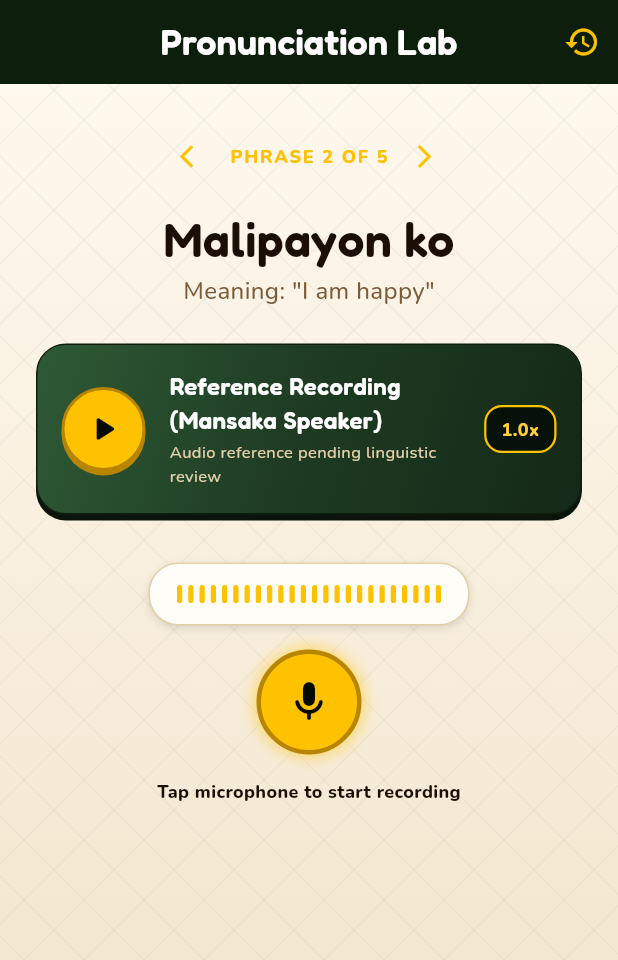
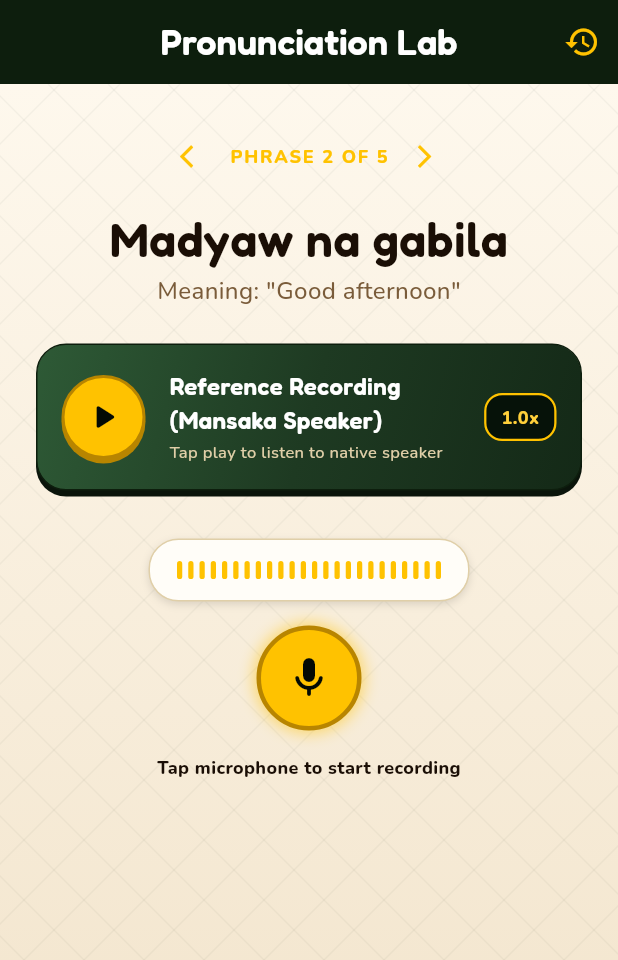
Before and after one commit to marvinkentumando/Lumad-Lingua, a Flutter app: the PronunciationScreen screen opened by its route, after a tap on the "arrow forward ios" icon, on a phone screen of 412 x 824 dp. Shown: the top 960 px of the screen. Run offline on Flutter 3.47's test engine with Material 3 defaults, Android fonts, the phone set to English and light mode, and no system bars; our stand-ins replace cloud_firestore, confetti, connectivity_plus, firebase_auth, firebase_core, flutter_animate and 10 more; missing offline and left inert: record; accounts and stored records are empty.

Commit message:
Fix game logic, enhance Duel Arena, and update learning and pronunciation modules
- Update user streak calculation logic and fix negative modulo handling in dictionary word-of-the-day index calculation.
- Implement match forfeit confirmation dialog with `PopScope` and answer feedback animations in Duel Arena.
- Add unit reward chest claim tracking to user inventory to prevent duplicate reward claims.
- Pass `lessonId` through lesson result data to enable direct navigation to specific lesson drills.
- Update pronunciation screen phrases with valid reference audio paths and connect them to reference audio players.
- Clamp lesson progress star ratings between 1 and 3 and add a confirmation parameter to daily notification reminder scheduling.
- Update Firestore security rules for lesson write restrictions and authenticated duel session deletions.

```diff
--- a/lib/providers/dictionary_provider.dart
+++ b/lib/providers/dictionary_provider.dart
@@ -45,6 +45,6 @@ final wordOfTheDayProvider = FutureProvider<VocabularyModel?>((ref) async {
 
   final now = DateTime.now();
   final dayOfYear = now.difference(DateTime(now.year, 1, 1)).inDays;
-  final index = (now.year * 365 + dayOfYear) % allWords.length;
+  final index = (now.year * 365 + dayOfYear).abs() % allWords.length;
   return allWords[index];
 });
--- a/lib/screens/classroom/classroom_dashboard_screen.dart
+++ b/lib/screens/classroom/classroom_dashboard_screen.dart
@@ -324,7 +324,7 @@ class ClassroomDashboardScreen extends ConsumerWidget {
                             const Icon(Icons.star_outline, color: AppColors.gold500, size: 32),
                             const SizedBox(height: 8),
                             Text(
-                              '${(progress.overallMasteryPercentage * 100).toInt()}%',
+                              '${progress.overallMasteryPercentage.toInt()}%',
                               style: AppTypography.displayNumber.copyWith(color: Colors.white, fontSize: 28),
                             ),
                             Text('Mastery Rate', style: AppTypography.caption.copyWith(color: AppColors.creamBorder)),
--- a/lib/screens/learning/lesson_screen.dart
+++ b/lib/screens/learning/lesson_screen.dart
@@ -265,6 +265,7 @@ class _LessonScreenState extends ConsumerState<LessonScreen> {
               context.go(
                 '/lesson-result',
                 extra: {
+                  'lessonId': session.lessonId,
                   'earnedXp': session.earnedXp,
                   'stars': session.stars,
                   'score': session.score,
--- a/lib/screens/pronunciation/pronunciation_screen.dart
+++ b/lib/screens/pronunciation/pronunciation_screen.dart
@@ -24,8 +24,13 @@ import 'pronunciation_history_screen.dart';
 class PronunciationPhrase {
   final String mansaka;
   final String meaning;
+  final String? audioPath;
 
-  const PronunciationPhrase({required this.mansaka, required this.meaning});
+  const PronunciationPhrase({
+    required this.mansaka,
+    required this.meaning,
+    this.audioPath,
+  });
 }
 
 class PronunciationScreen extends ConsumerStatefulWidget {
@@ -44,11 +49,31 @@ class _PronunciationScreenState extends ConsumerState<PronunciationScreen> {
   int _currentPhraseIndex = 0;
 
   final List<PronunciationPhrase> _phrases = [
-    const PronunciationPhrase(mansaka: 'Madyaw na masurom', meaning: 'Good morning'),
-    const PronunciationPhrase(mansaka: 'Malipayon ko', meaning: 'I am happy'),
-    const PronunciationPhrase(mansaka: 'Salamat karing', meaning: 'Thank you very much'),
-    const PronunciationPhrase(mansaka: 'Amo na an', meaning: 'That is correct'),
-    const PronunciationPhrase(mansaka: 'Hain ka gikan?', meaning: 'Where did you come from?'),
+    const PronunciationPhrase(
+      mansaka: 'Madyaw na masurom',
+      meaning: 'Good morning',
+      audioPath: 'dataset/madyaw_na_masurom/madyaw_na_masurom_1__RUN-2026-0003.wav',
+    ),
+    const PronunciationPhrase(
+      mansaka: 'Madyaw na gabila',
+      meaning: 'Good afternoon',
+      audioPath: 'dataset/madyaw_na_gabila/madyaw_na_gabila_1__RUN-2026-0003.wav',
+    ),
+    const PronunciationPhrase(
+      mansaka: 'Madyaw na gabi',
+      meaning: 'Good evening / Good night',
+      audioPath: 'dataset/madyaw_na_gabi/madyaw_na_gabi_1__RUN-2026-0003.wav',
+    ),
+    const PronunciationPhrase(
+      mansaka: 'Tabi kanmo',
+      meaning: 'Excuse me (addressing someone)',
+      audioPath: 'dataset/tabi_kanmo/tabi_kanmo_1__RUN-2026-0003.wav',
+    ),
+    const PronunciationPhrase(
+      mansaka: 'Ama',
+      meaning: 'Father',
+      audioPath: 'dataset/ama/ama_1__RUN-2026-0003.wav',
+    ),
   ];
 
   @override
@@ -344,8 +369,8 @@ class _PronunciationScreenState extends ConsumerState<PronunciationScreen> {
                 ),
                 const SizedBox(height: AppSpacing.lg),
 
-                const AudioPlayerWidget(
-                  audioUrl: null,
+                AudioPlayerWidget(
+                  audioUrl: phraseObj.audioPath,
                   title: 'Reference Recording (Mansaka Speaker)',
                 ),
                 const SizedBox(height: AppSpacing.xl),
--- a/lib/services/firestore_service.dart
+++ b/lib/services/firestore_service.dart
@@ -207,6 +207,7 @@ class FirestoreService {
 
   /// Updates learner progress in `user_progress/{userId}` WITHOUT modifying shared `lessons/{lessonId}`
   Future<void> updateLessonProgress(String userId, String lessonId, int starsEarned, {int totalLessonsCount = 12}) async {
+    final validStars = starsEarned.clamp(1, 3);
     try {
       final currentProgress = await getUserProgress(userId) ?? UserProgressModel(userId: userId);
       final updatedCompletedIds = List<String>.from(currentProgress.completedLessonIds);
@@ -216,8 +217,8 @@ class FirestoreService {
 
       final updatedStars = Map<String, int>.from(currentProgress.lessonStars);
       final existingStars = updatedStars[lessonId] ?? 0;
-      if (starsEarned > existingStars) {
-        updatedStars[lessonId] = starsEarned;
+      if (validStars > existingStars) {
+        updatedStars[lessonId] = validStars;
       }
 
       final totalCompleted = updatedCompletedIds.length;
@@ -237,6 +238,7 @@ class FirestoreService {
       await OfflineSyncService().queueAction('complete_lesson', {
         'userId': userId,
         'lessonId': lessonId,
+        'starsEarned': validStars,
         'xpEarned': 50,
       });
     }
--- a/lib/services/offline_sync_service.dart
+++ b/lib/services/offline_sync_service.dart
@@ -111,8 +111,9 @@ class OfflineSyncService {
             case 'complete_lesson':
               final userId = payload['userId'] as String;
               final lessonId = payload['lessonId'] as String;
-              final xpEarned = payload['xpEarned'] as int;
-              await firestoreService.updateLessonProgress(userId, lessonId, 100);
+              final xpEarned = (payload['xpEarned'] as int?) ?? 50;
+              final starsEarned = ((payload['starsEarned'] as int?) ?? 3).clamp(1, 3);
+              await firestoreService.updateLessonProgress(userId, lessonId, starsEarned);
               await firestoreService.addXp(userId, xpEarned);
               break;
 
```
Also changed, not shown: lib/providers/auth_provider.dart (+9 -6 lines), lib/providers/daily_quests_provider.dart (+12 -4 lines), lib/screens/arena/duel_battle_screen.dart (+97 -57 lines), lib/screens/learning/learning_path_screen.dart (+19 -9 lines), lib/screens/learning/lesson_result_screen.dart (+8 -1 lines), lib/services/duel_service.dart (+33 -13 lines), lib/services/local_cache_service.dart (+0 -29 lines), lib/services/notification_service.dart (+9 -4 lines), 1 other file.
